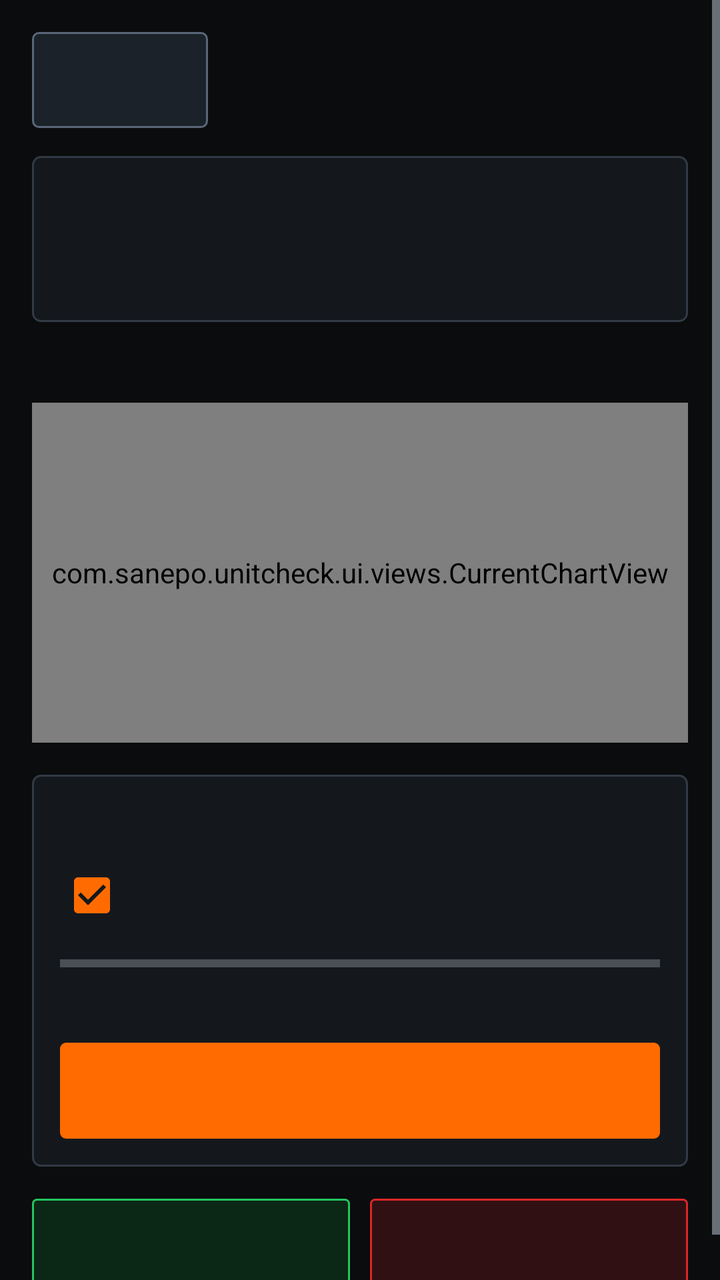
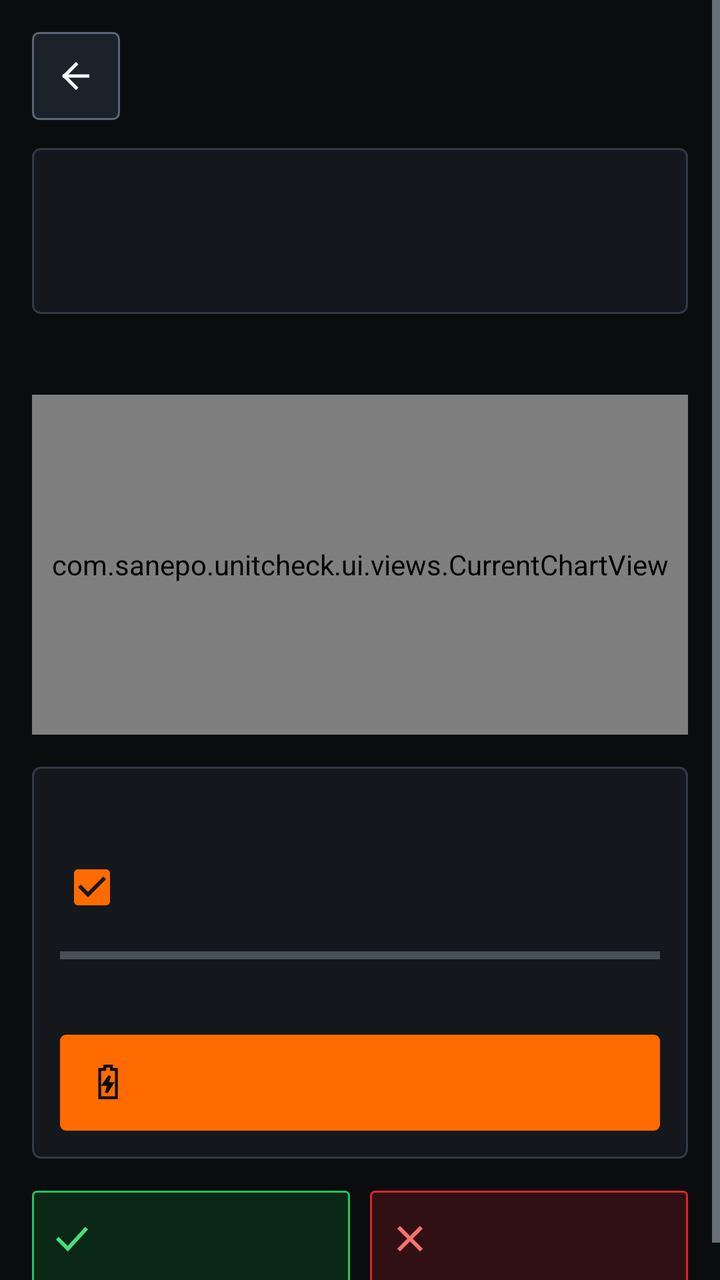

The first picture is an Android layout as it rendered before a commit; the second is the same layout after the commit. The layout source and the unified diff follow.
<!-- AndroidManifest.xml: activity theme Theme.SanepoUnitCheck -->
<!-- res/layout/activity_battery_detail.xml -->
<?xml version="1.0" encoding="utf-8"?>
<ScrollView xmlns:android="http://schemas.android.com/apk/res/android"
    android:id="@+id/rootBatteryDetail"
    android:layout_width="match_parent"
    android:layout_height="match_parent"
    android:background="@color/bg_canvas"
    android:clipToPadding="false">

    <LinearLayout
        android:layout_width="match_parent"
        android:layout_height="wrap_content"
        android:orientation="vertical"
        android:padding="16dp">

        <TextView
            android:id="@+id/tvWizardStep"
            android:layout_width="match_parent"
            android:layout_height="wrap_content"
            android:layout_marginBottom="10dp"
            android:background="@drawable/bg_badge_warn"
            android:paddingHorizontal="10dp"
            android:paddingVertical="6dp"
            android:textColor="@color/status_warn_fg"
            android:textSize="12sp"
            android:textStyle="bold"
            android:visibility="gone" />

        <LinearLayout
            android:layout_width="match_parent"
            android:layout_height="wrap_content"
            android:gravity="center_vertical"
            android:orientation="horizontal">

            <Button
                android:id="@+id/btnBackBattery"
                android:layout_width="wrap_content"
                android:layout_height="48dp"
                android:background="@drawable/bg_btn_secondary"
                android:focusable="true"
                android:paddingHorizontal="14dp"
                android:textColor="@color/text_primary" />

            <TextView
                android:id="@+id/tvBatteryTitle"
                android:layout_width="0dp"
                android:layout_height="wrap_content"
                android:layout_marginStart="12dp"
                android:layout_weight="1"
                android:textColor="@color/text_primary"
                android:textSize="18sp"
                android:textStyle="bold" />
        </LinearLayout>

        <LinearLayout
            android:layout_width="match_parent"
            android:layout_height="wrap_content"
            android:layout_marginTop="14dp"
            android:background="@drawable/bg_card_sharp"
            android:orientation="vertical"
            android:padding="14dp">

            <TextView
                android:id="@+id/tvBatteryHero"
                style="@style/TechValueMono"
                android:layout_width="match_parent"
                android:layout_height="wrap_content"
                android:textSize="22sp"
                android:textStyle="bold" />

            <TextView
                android:id="@+id/tvBatteryMeta"
                style="@style/TechValueMono"
                android:layout_width="match_parent"
                android:layout_height="wrap_content"
                android:layout_marginTop="8dp"
                android:lineSpacingExtra="4dp"
                android:textColor="@color/text_secondary" />
        </LinearLayout>

        <TextView
            android:id="@+id/tvGraphHeader"
            style="@style/TechSectionHeader"
            android:layout_width="match_parent"
            android:layout_height="wrap_content"
            android:layout_marginTop="16dp" />

        <com.sanepo.unitcheck.ui.views.CurrentChartView
            android:id="@+id/currentChartView"
            android:layout_width="match_parent"
            android:layout_height="170dp"
            android:layout_marginTop="8dp" />

        <LinearLayout
            android:layout_width="match_parent"
            android:layout_height="wrap_content"
            android:layout_marginTop="16dp"
            android:background="@drawable/bg_card_sharp"
            android:orientation="vertical"
            android:padding="14dp">

            <TextView
                android:id="@+id/tvStressHeader"
                style="@style/TechSectionHeader"
                android:layout_width="match_parent"
                android:layout_height="wrap_content" />

            <CheckBox
                android:id="@+id/cbStressTorch"
                android:layout_width="match_parent"
                android:layout_height="wrap_content"
                android:layout_marginTop="6dp"
                android:checked="true"
                android:minHeight="48dp"
                android:textColor="@color/text_primary"
                android:textSize="13sp" />

            <ProgressBar
                android:id="@+id/pbStressProgress"
                style="?android:attr/progressBarStyleHorizontal"
                android:layout_width="match_parent"
                android:layout_height="8dp"
                android:layout_marginTop="6dp"
                android:max="45"
                android:progress="0"
                android:progressTint="@color/accent_amber" />

            <TextView
                android:id="@+id/tvStressStatus"
                style="@style/TechValueMono"
                android:layout_width="match_parent"
                android:layout_height="wrap_content"
                android:layout_marginTop="8dp"
                android:lineSpacingExtra="3dp"
                android:textColor="@color/text_secondary" />

            <Button
                android:id="@+id/btnStartStress"
                android:layout_width="match_parent"
                android:layout_height="48dp"
                android:layout_marginTop="10dp"
                android:background="@drawable/bg_btn_primary"
                android:focusable="true"
                android:textColor="@color/text_on_accent"
                android:textStyle="bold" />
        </LinearLayout>

        <LinearLayout
            android:layout_width="match_parent"
            android:layout_height="wrap_content"
            android:layout_marginTop="16dp"
            android:orientation="horizontal">

            <Button
                android:id="@+id/btnBatteryPass"
                android:layout_width="0dp"
                android:layout_height="48dp"
                android:layout_weight="1"
                android:background="@drawable/bg_badge_pass"
                android:focusable="true"
                android:textColor="@color/status_pass_fg"
                android:textStyle="bold" />

            <Button
                android:id="@+id/btnBatteryFail"
                android:layout_width="0dp"
                android:layout_height="48dp"
                android:layout_marginStart="10dp"
                android:layout_weight="1"
                android:background="@drawable/bg_badge_fail"
                android:focusable="true"
                android:textColor="@color/status_fail_fg"
                android:textStyle="bold" />
        </LinearLayout>
    </LinearLayout>
</ScrollView>
<!-- resources referenced by this layout -->
<resources>
  <color name="accent_amber">#FF6B00</color>
  <color name="bg_canvas">#0A0C0E</color>
  <color name="status_fail_fg">#F87171</color>
  <color name="status_pass_fg">#4ADE80</color>
  <color name="status_warn_fg">#FBBF24</color>
  <color name="text_on_accent">#0A0C0E</color>
  <color name="text_primary">#F4F6F8</color>
  <color name="text_secondary">#C2CCD6</color>
  <!-- drawable bg_badge_warn (drawable) -->
  <?xml version="1.0" encoding="utf-8"?>
  <shape xmlns:android="http://schemas.android.com/apk/res/android" android:shape="rectangle">
      <solid android:color="@color/status_warn_bg" />
      <stroke android:width="1dp" android:color="@color/status_warn_border" />
      <corners android:radius="2dp" />
  </shape>
  <style name="TechSectionHeader">
          <item name="android:textSize">12sp</item>
          <item name="android:textStyle">bold</item>
          <item name="android:textColor">@color/accent_amber_text</item>
          <item name="android:letterSpacing">0.08</item>
      </style>
  <style name="TechValueMono">
          <item name="android:fontFamily">monospace</item>
          <item name="android:textColor">@color/text_primary</item>
          <item name="android:textSize">13sp</item>
      </style>
  <color name="status_fail_bg">#311014</color>
  <color name="status_fail_border">#DC2626</color>
  <color name="status_pass_bg">#0B2816</color>
  <color name="status_pass_border">#22C55E</color>
  <color name="status_warn_bg">#2B1F06</color>
  <color name="status_warn_border">#D97706</color>
  <color name="accent_amber_pressed">#E05D00</color>
  <color name="bg_well">#1C2229</color>
  <color name="border_focus">#FF8533</color>
  <color name="bg_well_pressed">#27303A</color>
  <color name="border_control">#5A6778</color>
  <color name="bg_surface">#14181D</color>
  <color name="border_sharp">#323A45</color>
  <color name="accent_amber_text">#FF8C38</color>
  <!-- unchanged entries left out for length: 6 -->
</resources>

<!-- the commit's change to res/layout/activity_battery_detail.xml (unified diff, before → after) -->
@@ -1,5 +1,6 @@
 <?xml version="1.0" encoding="utf-8"?>
 <ScrollView xmlns:android="http://schemas.android.com/apk/res/android"
+    xmlns:app="http://schemas.android.com/apk/res-auto"
     android:id="@+id/rootBatteryDetail"
     android:layout_width="match_parent"
     android:layout_height="match_parent"
@@ -31,14 +32,17 @@
             android:gravity="center_vertical"
             android:orientation="horizontal">
 
-            <Button
+            <ImageButton
                 android:id="@+id/btnBackBattery"
-                android:layout_width="wrap_content"
-                android:layout_height="48dp"
+                android:layout_width="44dp"
+                android:layout_height="44dp"
                 android:background="@drawable/bg_btn_secondary"
+                android:contentDescription="Back"
                 android:focusable="true"
-                android:paddingHorizontal="14dp"
-                android:textColor="@color/text_primary" />
+                android:padding="11dp"
+                android:scaleType="centerInside"
+                android:src="@drawable/ic_back"
+                app:tint="@color/text_primary" />
 
             <TextView
                 android:id="@+id/tvBatteryTitle"
@@ -139,9 +143,14 @@
                 android:layout_height="48dp"
                 android:layout_marginTop="10dp"
                 android:background="@drawable/bg_btn_primary"
+                android:drawablePadding="8dp"
                 android:focusable="true"
+                android:gravity="center"
+                android:paddingHorizontal="14dp"
                 android:textColor="@color/text_on_accent"
-                android:textStyle="bold" />
+                android:textStyle="bold"
+                app:drawableStartCompat="@drawable/ic_battery_bolt"
+                app:drawableTint="@color/text_on_accent" />
         </LinearLayout>
 
         <LinearLayout
@@ -156,9 +165,14 @@
                 android:layout_height="48dp"
                 android:layout_weight="1"
                 android:background="@drawable/bg_badge_pass"
+                android:drawablePadding="6dp"
                 android:focusable="true"
+                android:gravity="center"
+                android:paddingHorizontal="10dp"
                 android:textColor="@color/status_pass_fg"
-                android:textStyle="bold" />
+                android:textStyle="bold"
+                app:drawableStartCompat="@drawable/ic_check_mark"
+                app:drawableTint="@color/status_pass_fg" />
 
             <Button
                 android:id="@+id/btnBatteryFail"
@@ -167,9 +181,14 @@
                 android:layout_marginStart="10dp"
                 android:layout_weight="1"
                 android:background="@drawable/bg_badge_fail"
+                android:drawablePadding="6dp"
                 android:focusable="true"
+                android:gravity="center"
+                android:paddingHorizontal="10dp"
                 android:textColor="@color/status_fail_fg"
-                android:textStyle="bold" />
+                android:textStyle="bold"
+                app:drawableStartCompat="@drawable/ic_cross_mark"
+                app:drawableTint="@color/status_fail_fg" />
         </LinearLayout>
     </LinearLayout>
 </ScrollView>
<!-- resource entries referenced after the edit -->
@@ -15,6 +15,62 @@
       <stroke android:width="1dp" android:color="@color/status_warn_border" />
       <corners android:radius="2dp" />
   </shape>
+  <!-- drawable ic_back (drawable) -->
+  <?xml version="1.0" encoding="utf-8"?>
+  <vector xmlns:android="http://schemas.android.com/apk/res/android"
+      android:width="20dp"
+      android:height="20dp"
+      android:viewportWidth="24"
+      android:viewportHeight="24">
+      <path
+          android:pathData="M19,12 H5 M12,5 L5,12 L12,19"
+          android:strokeColor="#FFFFFF"
+          android:strokeLineCap="square"
+          android:strokeLineJoin="miter"
+          android:strokeWidth="2" />
+  </vector>
+  <!-- drawable ic_battery_bolt (drawable) -->
+  <?xml version="1.0" encoding="utf-8"?>
+  <vector xmlns:android="http://schemas.android.com/apk/res/android"
+      android:width="20dp"
+      android:height="20dp"
+      android:viewportWidth="24"
+      android:viewportHeight="24">
+      <path
+          android:pathData="M10,2 H14 V4 H17 V21 H7 V4 H10 Z M13,8 L9.5,13 H12.5 L11,18 L14.5,12.5 H11.5 Z"
+          android:strokeColor="#FFFFFF"
+          android:strokeLineCap="square"
+          android:strokeLineJoin="miter"
+          android:strokeWidth="1.7" />
+  </vector>
+  <!-- drawable ic_check_mark (drawable) -->
+  <?xml version="1.0" encoding="utf-8"?>
+  <vector xmlns:android="http://schemas.android.com/apk/res/android"
+      android:width="20dp"
+      android:height="20dp"
+      android:viewportWidth="24"
+      android:viewportHeight="24">
+      <path
+          android:pathData="M4,12.5 L9.5,18 L20,6.5"
+          android:strokeColor="#FFFFFF"
+          android:strokeLineCap="square"
+          android:strokeLineJoin="miter"
+          android:strokeWidth="2.3" />
+  </vector>
+  <!-- drawable ic_cross_mark (drawable) -->
+  <?xml version="1.0" encoding="utf-8"?>
+  <vector xmlns:android="http://schemas.android.com/apk/res/android"
+      android:width="20dp"
+      android:height="20dp"
+      android:viewportWidth="24"
+      android:viewportHeight="24">
+      <path
+          android:pathData="M6,6 L18,18 M18,6 L6,18"
+          android:strokeColor="#FFFFFF"
+          android:strokeLineCap="square"
+          android:strokeLineJoin="miter"
+          android:strokeWidth="2.3" />
+  </vector>
   <style name="TechSectionHeader">
           <item name="android:textSize">12sp</item>
           <item name="android:textStyle">bold</item>
